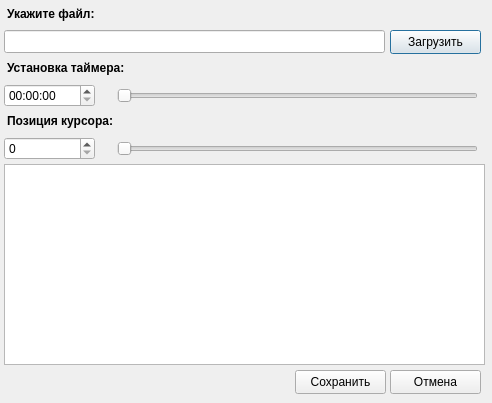
KeyGen/Easy-work, file Easy-work/Major_components/regime_outward_file/outward_file.ui: the form before one commit.
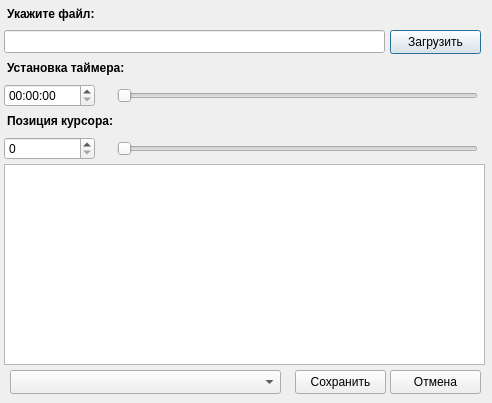
The form after the commit.

```diff
--- a/Easy-work/Major_components/regime_outward_file/outward_file.ui
+++ b/Easy-work/Major_components/regime_outward_file/outward_file.ui
@@ -157,6 +157,16 @@
     <string>Отмена</string>
    </property>
   </widget>
+  <widget class="QComboBox" name="comboBoxCodec">
+   <property name="geometry">
+    <rect>
+     <x>10</x>
+     <y>370</y>
+     <width>271</width>
+     <height>24</height>
+    </rect>
+   </property>
+  </widget>
  </widget>
  <resources/>
  <connections>
```
Left out of the diff: 23 changed lines with no effect on the pictures.
